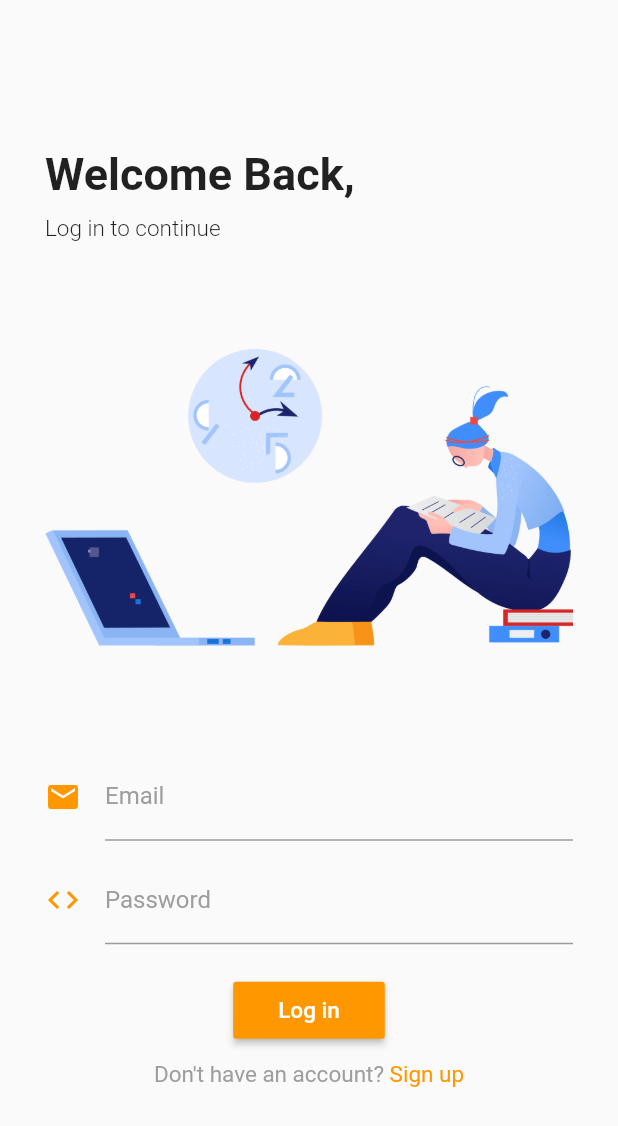
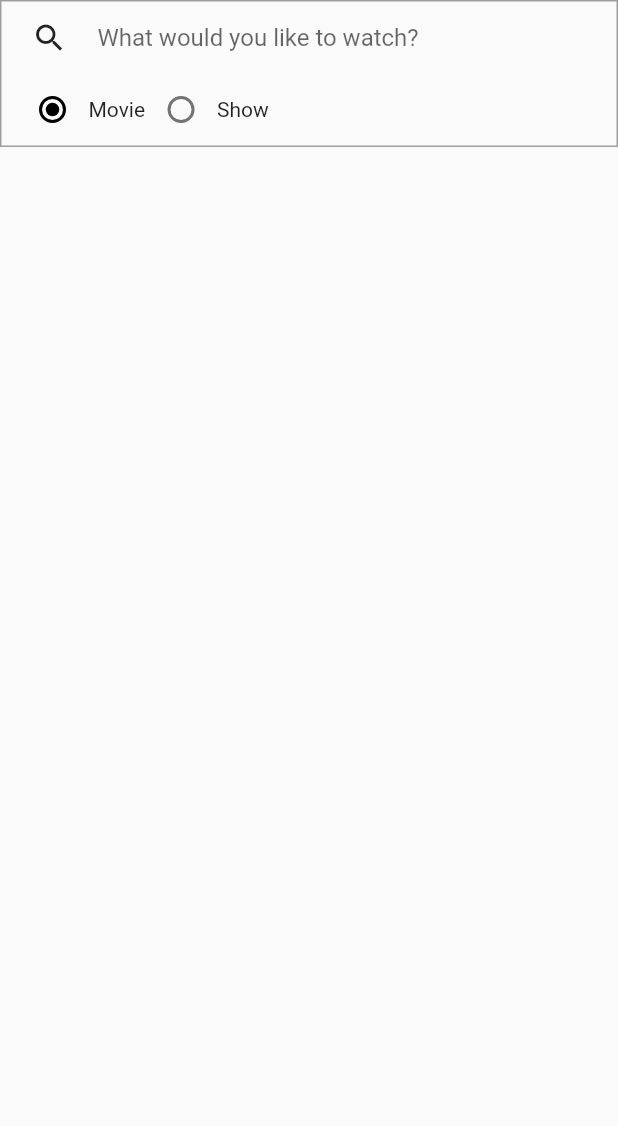
Before and after one commit to AbePlays/Viewster, a Flutter app: the screen it shows after launch, on a phone screen of 412 x 824 dp. Shown: the top 1126 px of the screen. Run offline on Flutter 3.47's test engine with Material 2 defaults, Android fonts, the phone set to English and light mode, and no system bars; our stand-ins replace firebase_auth, firebase_core, flutter_spinkit; accounts and stored records are empty.

Commit message:
Consuming API for searching movies

```diff
--- a/lib/main.dart
+++ b/lib/main.dart
@@ -2,6 +2,7 @@ import 'package:flutter/material.dart';
 import 'package:firebase_core/firebase_core.dart';
 import 'package:firebase_auth/firebase_auth.dart';
 import 'package:viewster/screens/BottomNavigator/BottomNavigator.dart';
+import 'package:viewster/screens/Search/Search.dart';
 import 'package:viewster/screens/auth/Signin.dart';
 import 'package:viewster/Loading.dart';
 
@@ -26,12 +27,11 @@ class _MyAppState extends State<MyApp> {
       });
       if (user == null) {
         print("Nope");
-        setState(() {
-          userFound = false;
-        });
       } else {
         print("Yep");
-        userFound = true;
+        setState(() {
+          userFound = true;
+        });
       }
     });
   }
@@ -39,19 +39,21 @@ class _MyAppState extends State<MyApp> {
   bool checking = true;
   bool userFound = false;
 
-  @override
-  void initState() {
-    super.initState();
-    checkUser();
-  }
+  // @override
+  // void initState() {
+  //   super.initState();
+  //   checkUser();
+  // }
 
   @override
   Widget build(BuildContext context) {
     return MaterialApp(
-        title: 'Flutter Demo',
-        theme: ThemeData(
-          primarySwatch: Colors.blue,
-        ),
-        home: checking ? Loading() : userFound ? BottomNavigator() : Signin());
+      title: 'Flutter Demo',
+      theme: ThemeData(
+        primarySwatch: Colors.blue,
+      ),
+      // home: checking ? Loading() : userFound ? BottomNavigator() : Signin());
+      home: Search(),
+    );
   }
 }
--- /dev/null
+++ b/lib/screens/Search/Search.dart
@@ -0,0 +1,118 @@
+import 'package:flutter/material.dart';
+import 'package:http/http.dart' as http;
+import 'dart:convert' as convert;
+
+import 'package:viewster/screens/Search/SearchCard.dart';
+
+class Search extends StatefulWidget {
+  @override
+  _SearchState createState() => _SearchState();
+}
+
+class _SearchState extends State<Search> {
+  String current = "movie";
+  String query = "";
+  List results = [];
+
+  void search() async {
+    print('$query $current');
+
+    String url =
+        'https://api.themoviedb.org/3/search/$current?api_key=6458ca648b70d6d3d574f8e0b2ce817d&language=en-US&query=$query';
+    print(url);
+
+    // try {
+    //   var response = await http.get(url);
+    //   var jsonResponse = convert.jsonDecode(response.body);
+    //   setState(() {
+    //     results = jsonResponse['results'];
+    //   });
+    //   print(results[0].runtimeType);
+    // } catch (e) {
+    //   print(e);
+    // }
+  }
+
+  @override
+  Widget build(BuildContext context) {
+    return Scaffold(
+      body: SafeArea(
+        child: Column(
+          children: <Widget>[
+            Container(
+              decoration: BoxDecoration(border: Border.all(color: Colors.grey)),
+              child: Column(
+                children: <Widget>[
+                  Row(
+                    children: <Widget>[
+                      SizedBox(
+                        width: 20,
+                      ),
+                      Icon(Icons.search),
+                      SizedBox(
+                        width: 20,
+                      ),
+                      Expanded(
+                        child: TextFormField(
+                          onChanged: (val) {
+                            setState(() {
+                              query = val;
+                            });
+                          },
+                          onEditingComplete: search,
+                          decoration: InputDecoration(
+                              hintText: "What would you like to watch?",
+                              border: InputBorder.none),
+                        ),
+                      )
+                    ],
+                  ),
+                  Row(
+                    children: <Widget>[
+                      SizedBox(
+                        width: 10,
+                      ),
+                      Radio(
+                        activeColor: Colors.black,
+                        value: "movie",
+                        groupValue: current,
+                        onChanged: (String value) {
+                          setState(() {
+                            current = value;
+                          });
+                        },
+                      ),
+                      Text("Movie"),
+                      Radio(
+                        activeColor: Colors.black,
+                        value: "tv",
+                        groupValue: current,
+                        onChanged: (String value) {
+                          setState(() {
+                            current = value;
+                          });
+                        },
+                      ),
+                      Text("Show"),
+                    ],
+                  ),
+                ],
+              ),
+            ),
+            Expanded(
+              child: ListView.builder(
+                scrollDirection: Axis.vertical,
+                itemCount: results.length,
+                itemBuilder: (context, index) {
+                  return SearchCard(
+                    result: results[index],
+                  );
+                },
+              ),
+            )
+          ],
+        ),
+      ),
+    );
+  }
+}
--- a/pubspec.yaml
+++ b/pubspec.yaml
@@ -30,6 +30,8 @@ dependencies:
   firebase_auth: ^0.18.1+2
   cloud_firestore:
   flutter_spinkit: "^4.1.2"
+  provider: ^4.3.2+2
+  http: ^0.12.2
 
 dev_dependencies:
   flutter_test:
@@ -54,6 +56,7 @@ flutter:
     - assets/images/joker.jpg
     - assets/images/panther.jpg
     - assets/images/venom.jpeg
+    - assets/images/notfound.png
   # An image asset can refer to one or more resolution-specific "variants", see
   # https://flutter.dev/assets-and-images/#resolution-aware.
 
```
Also changed, not shown: lib/screens/Search/SearchCard.dart (added, +105 -0 lines), assets/images/notfound.png (added), pubspec.lock.
